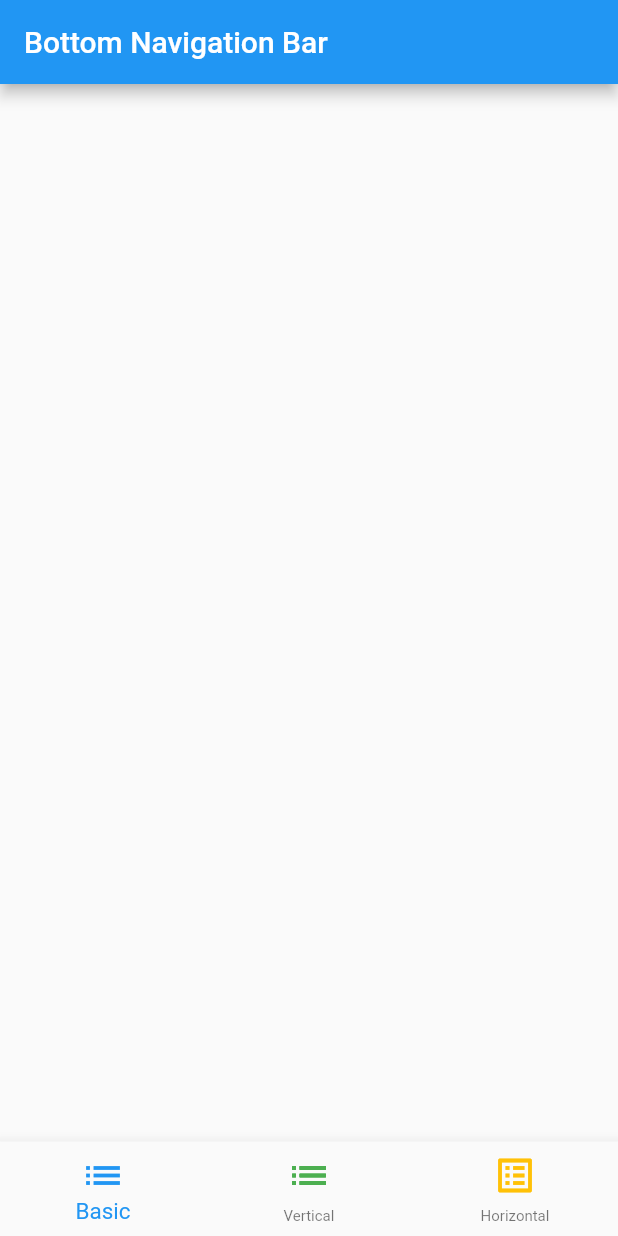
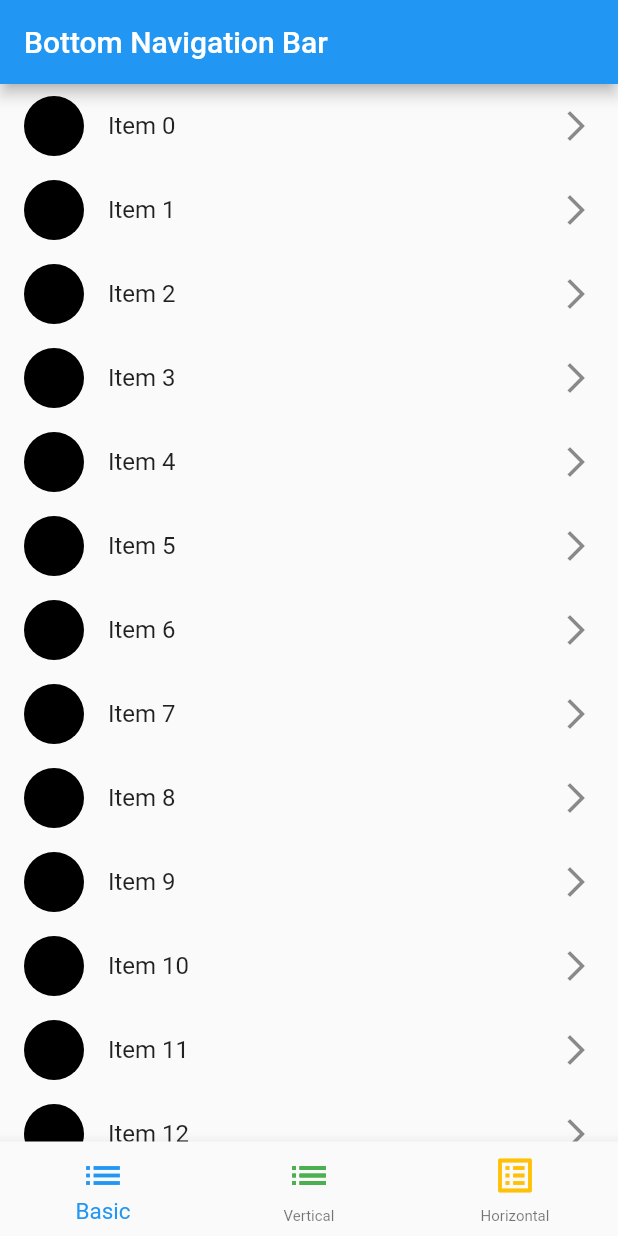
Before and after one commit to marufkhan09/widgets, a Flutter app: the screen it shows after launch, on a phone screen of 412 x 824 dp. Run offline on Flutter 3.47's test engine with Material 2 defaults, Android fonts, the phone set to English and light mode, and no system bars.

```diff
--- a/lib/main.dart
+++ b/lib/main.dart
@@ -15,14 +15,14 @@ class Home extends StatefulWidget {
 }
 
 class _HomeState extends State<Home> {
-
   int currentIndex = 0;
 
   List<int> list = [];
+
   @override
   void initState() {
     super.initState();
-    for(int i =0;i<=50; i++){
+    for (int i = 0; i <= 50; i++) {
       list.add(i);
     }
   }
@@ -33,9 +33,7 @@ class _HomeState extends State<Home> {
       appBar: AppBar(
         title: Text("Bottom Navigation Bar"),
       ),
-      body: Container(
-
-      ),
+      body: buildListView(),
       bottomNavigationBar: BottomNavigationBar(
         currentIndex: currentIndex,
         type: BottomNavigationBarType.fixed,
@@ -43,55 +41,115 @@ class _HomeState extends State<Home> {
         unselectedFontSize: 10,
         iconSize: 30,
         items: [
-          BottomNavigationBarItem(icon: Icon(
+          BottomNavigationBarItem(
+            icon: Icon(
               Icons.list,
               color: Colors.blue,
             ),
             label: 'Basic',
-
             backgroundColor: Colors.blue,
           ),
-          BottomNavigationBarItem(icon: Icon(
+          BottomNavigationBarItem(
+            icon: Icon(
               Icons.list_outlined,
               color: Colors.green,
             ),
             label: 'Vertical',
             backgroundColor: Colors.green,
           ),
-          BottomNavigationBarItem(icon: Icon(
+          BottomNavigationBarItem(
+            icon: Icon(
               Icons.list_alt,
               color: Colors.amber,
             ),
             label: 'Horizontal',
             backgroundColor: Colors.amber,
-
           ),
         ],
-        onTap: (index){
+        onTap: (index) {
           setState(() {
             currentIndex = index;
           });
         },
       ),
+    );
+  }
 
-    );
+  Widget buildListView() {
+    if (currentIndex == 0) {
+      return buildBasicListView();
+    } else if (currentIndex == 1) {
+      return buildVerticalListView();
+    } else if (currentIndex == 2) {
+      return buildHorizontalListView();
+    } else {
+      return Container();
     }
   }
 
-//ListView.builder(itemBuilder: (BuildContext cx, int index){
-//       return ListTile(
-//         title: Text('Item ${list[index]}'),
-//         leading: Container(
-//           height: 40,
-//           width: 40,
-//           decoration: BoxDecoration(
-//             shape: BoxShape.circle,
-//             color: Colors.black,
-//           ),
-//
-//         ),
-//         trailing: Icon(
-//           Icons.arrow_forward_ios,
-//         ),
-//       );
-//     });
+  Widget buildBasicListView() {
+    return ListView.builder(
+        itemCount: list.length,
+        itemBuilder: (BuildContext cx, int index) {
+          return ListTile(
+            title: Text('Item ${list[index]}'),
+            leading: Container(
+              height: 40,
+              width: 40,
+              decoration: BoxDecoration(
+                shape: BoxShape.circle,
+                color: Colors.black,
+              ),
+            ),
+            trailing: Icon(
+              Icons.arrow_forward_ios,
+            ),
+          );
+        });
+  }
+
+  Widget buildVerticalListView() {
+    return ListView.separated(
+        itemBuilder: (context, index) {
+          return ListTile(
+            title: Text('Item ${list[index]}'),
+            leading: Container(
+              height: 40,
+              width: 40,
+              decoration: BoxDecoration(
+                shape: BoxShape.circle,
+                color: Colors.black,
+              ),
+            ),
+            trailing: Icon(
+              Icons.arrow_forward_ios,
+            ),
+          );
+        },
+        separatorBuilder: (context, index) => Divider(
+              color: Colors.black,
+            ),
+        itemCount: list.length);
+  }
+
+  Widget buildHorizontalListView() {
+    return ListView.separated(
+        padding: EdgeInsets.all(16),
+        scrollDirection: Axis.horizontal,
+        itemBuilder: (context, index) {
+          return Container(
+            padding: EdgeInsets.all(10),
+            width: 200,
+            height: 100,
+            child: ListTile(
+              title: Text('Item'),
+              subtitle: Text('${list[index]}'),
+            ),
+          );
+        },
+        separatorBuilder: (context, index) => Divider(
+              color: Colors.black,
+            ),
+        itemCount: list.length);
+  }
+}
```
Lines whose indentation alone changed are shown as unchanged.
